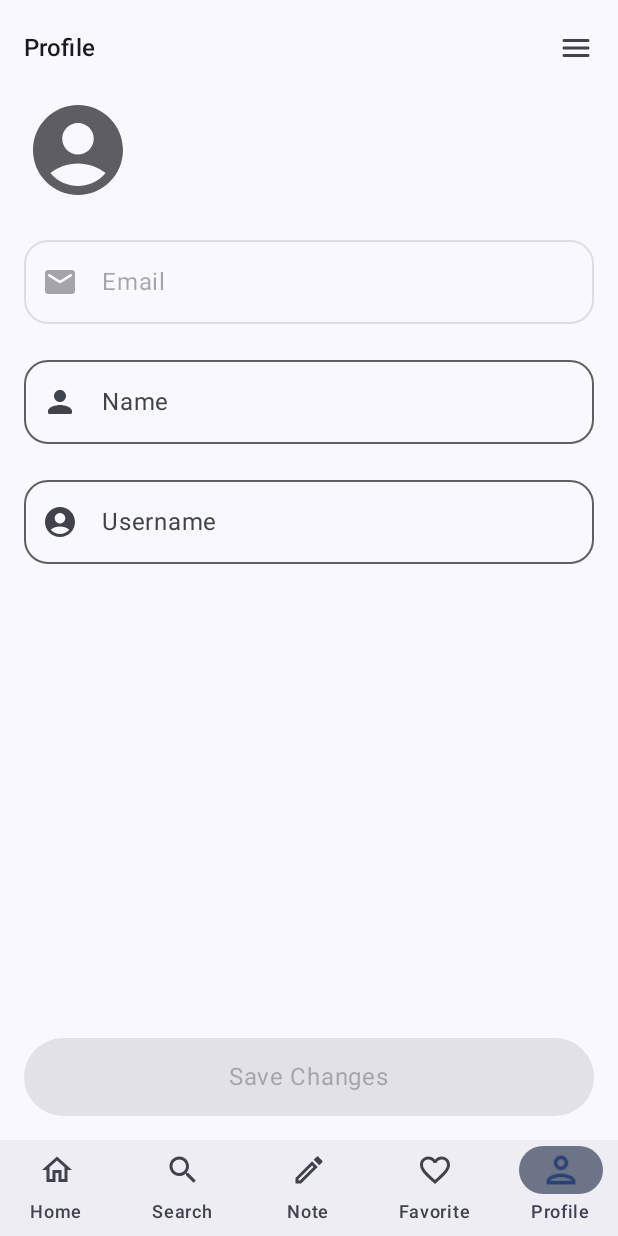
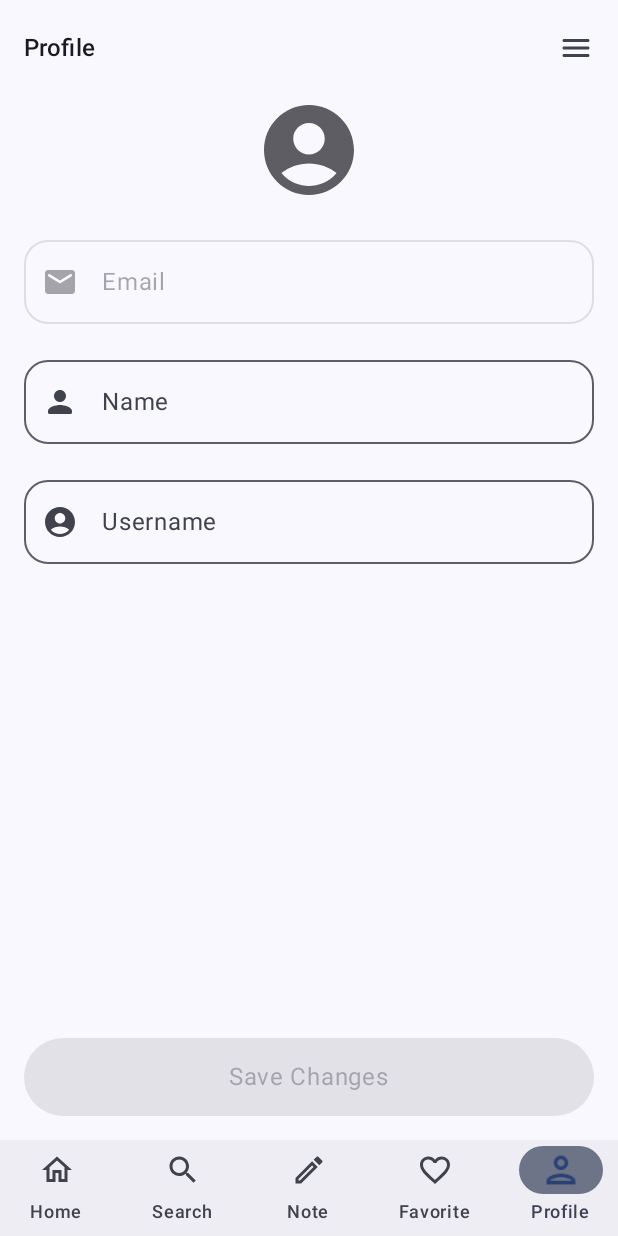
Before and after one commit to jiahan8/SmartPhotos, an Android app built with Jetpack Compose: the ProfileScreen screen opened through its navigation route, on a phone screen of 412 x 824 dp. Run offline under Robolectric (Android 15) with nearby library versions, the light colour scheme and no system bars; our stand-ins replace Dagger/Hilt's generated code, Firebase (no records; nobody signed in at launch, a user with empty details on screens opened directly); 1 statement that could not run was skipped.

Commit message:
Suport multiple languages for bottom nav bar title and position profile picture center horizontally

```diff
--- a/app/src/main/java/com/jiahan/smartcamera/note/NoteScreen.kt
+++ b/app/src/main/java/com/jiahan/smartcamera/note/NoteScreen.kt
@@ -96,7 +96,7 @@ fun NoteScreen(
     val buttonEnabled by viewModel.postButtonEnabled.collectAsState()
 
     val postSuccessMessage = stringResource(R.string.post_success)
-    val postFailMessage = stringResource(R.string.post_failure)
+    val postFailureMessage = stringResource(R.string.post_failure)
 
     var hasCameraPermission by remember {
         mutableStateOf(
@@ -178,7 +178,7 @@ fun NoteScreen(
     LaunchedEffect(uploadError) {
         if (uploadError) {
             keyboardController?.hide()
-            snackbarHostState.showSnackbar(postFailMessage, duration = SnackbarDuration.Short)
+            snackbarHostState.showSnackbar(postFailureMessage, duration = SnackbarDuration.Short)
             viewModel.resetUploadError()
         }
     }
--- a/app/src/main/java/com/jiahan/smartcamera/profile/ProfileScreen.kt
+++ b/app/src/main/java/com/jiahan/smartcamera/profile/ProfileScreen.kt
@@ -72,13 +72,22 @@ fun ProfileScreen(
     val isFormChanged by viewModel.isFormChanged.collectAsState()
     val isSaving by viewModel.isLoading.collectAsState()
     val updateSuccess by viewModel.updateSuccess.collectAsState()
+    val updateError by viewModel.updateError.collectAsState()
 
-    val postSuccessMessage = stringResource(R.string.info_updated_success)
+    val updateSuccessMessage = stringResource(R.string.info_updated_success)
+    val updateFailureMessage = stringResource(R.string.info_updated_failure)
 
     LaunchedEffect(updateSuccess) {
         if (updateSuccess) {
-            snackbarHostState.showSnackbar(postSuccessMessage, duration = SnackbarDuration.Short)
+            snackbarHostState.showSnackbar(updateSuccessMessage, duration = SnackbarDuration.Short)
             viewModel.resetUpdateSuccess()
+        }
+    }
+
+    LaunchedEffect(updateError) {
+        if (updateError) {
+            snackbarHostState.showSnackbar(updateFailureMessage, duration = SnackbarDuration.Short)
+            viewModel.resetUpdateError()
         }
     }
 
@@ -114,6 +123,7 @@ fun ProfileScreen(
                     start = padding.calculateStartPadding(LayoutDirection.Ltr) + 16.dp,
                     end = padding.calculateEndPadding(LayoutDirection.Ltr) + 16.dp
                 ),
+            horizontalAlignment = Alignment.CenterHorizontally,
             verticalArrangement = Arrangement.spacedBy(16.dp)
         ) {
             profilePictureUrl?.let {
@@ -140,6 +150,10 @@ fun ProfileScreen(
                 )
             )
 
+            Column(
+                modifier = Modifier.fillMaxWidth(),
+                verticalArrangement = Arrangement.spacedBy(16.dp)
+            ) {
                 OutlinedTextField(
                     value = email,
                     onValueChange = {},
@@ -228,3 +242,4 @@ fun ProfileScreen(
             }
         }
     }
+}
--- a/app/src/main/java/com/jiahan/smartcamera/profile/ProfileViewModel.kt
+++ b/app/src/main/java/com/jiahan/smartcamera/profile/ProfileViewModel.kt
@@ -45,6 +45,8 @@ class ProfileViewModel @Inject constructor(
     val isLoading = _isLoading.asStateFlow()
     private val _updateSuccess = MutableStateFlow(false)
     val updateSuccess = _updateSuccess.asStateFlow()
+    private val _updateError = MutableStateFlow(false)
+    val updateError = _updateError.asStateFlow()
 
     init {
         loadUserData()
@@ -133,6 +135,7 @@ class ProfileViewModel @Inject constructor(
                 _errorMessage.value =
                     e.localizedMessage ?: resourceProvider.getString(R.string.error_occurred)
                 _updateSuccess.value = false
+                _updateError.value = true
             } finally {
                 _isLoading.value = false
             }
@@ -167,4 +170,8 @@ class ProfileViewModel @Inject constructor(
     fun resetUpdateSuccess() {
         _updateSuccess.value = false
     }
+
+    fun resetUpdateError() {
+        _updateError.value = false
+    }
 }
--- a/app/src/main/res/values/strings.xml
+++ b/app/src/main/res/values/strings.xml
@@ -8,6 +8,7 @@
     <string name="saved_at">Saved: %s</string>
 
     <!-- Home -->
+    <string name="home">Home</string>
     <string name="no_notes_found">No notes found</string>
     <string name="delete_note">Delete note</string>
     <string name="delete_note_desc">Are you sure you want to delete this note?</string>
@@ -15,10 +16,12 @@
     <string name="cancel">Cancel</string>
 
     <!-- Search -->
+    <string name="search">Search</string>
     <string name="search_notes">Search notes</string>
     <string name="no_results_found">No results found</string>
 
     <!-- Note -->
+    <string name="note">Note</string>
     <string name="new_note">New note</string>
     <string name="whats_new">What\'s new?</string>
     <string name="post">Post</string>
@@ -28,6 +31,7 @@
     <string name="no_media_available">No media URI available for upload</string>
 
     <!-- Favorite -->
+    <string name="favorite">Favorite</string>
     <string name="search_favorites">Search favorites</string>
 
     <!-- Settings -->
@@ -44,9 +48,13 @@
     <string name="save_changes">Save Changes</string>
 
     <!-- Note preview -->
-    <string name="note">Note</string>
+    <string name="note_preview">Note Preview</string>
+
+    <!-- Video -->
+    <string name="video">Video</string>
 
     <!-- Authentication -->
+    <string name="authentication">Authentication</string>
     <string name="email">Email</string>
     <string name="name">Name</string>
     <string name="username">Username</string>
@@ -77,6 +85,7 @@
     <string name="name_empty">Name cannot be empty</string>
     <string name="username_empty">Username cannot be empty</string>
     <string name="info_updated_success">Info updated successfully</string>
+    <string name="info_updated_failure">Failed to update info</string>
 
     <!-- Deep linking -->
     <string name="host">jiahan8.github.io</string>
```
Also changed, not shown: app/src/main/java/com/jiahan/smartcamera/MainActivity.kt (+15 -14 lines), 1 other file. Lines whose indentation alone changed are shown as unchanged.
